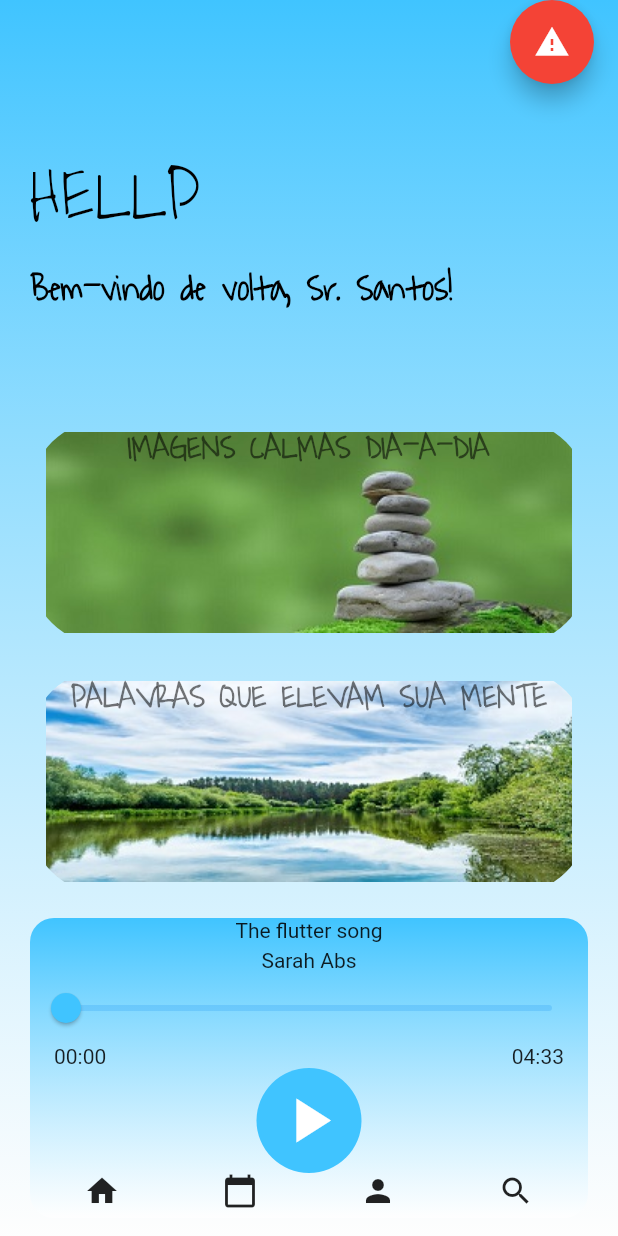
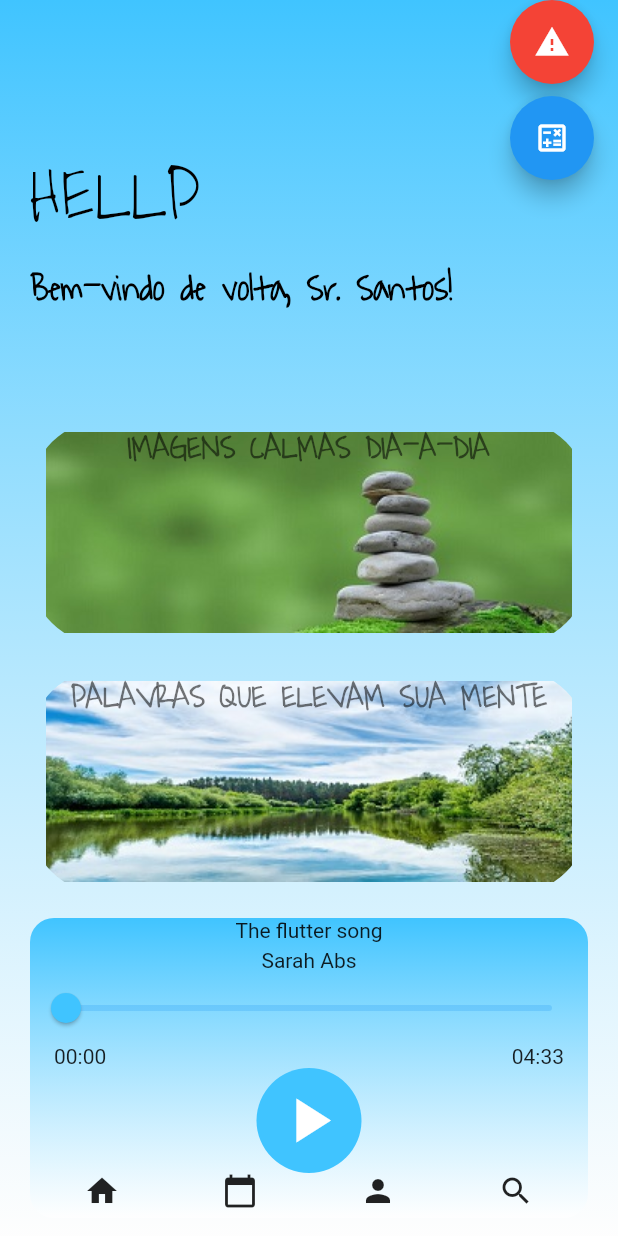
Before and after one commit to joseigors/hellp, a Flutter app: the HomePage screen opened by its route, after a tap on the "play arrow" icon, on a phone screen of 412 x 824 dp. Run offline on Flutter 3.47's test engine with Material 2 defaults, Android fonts, the phone set to English and light mode, and no system bars; our stand-ins replace audioplayers.

Commit message:
modificações e correções

```diff
--- a/lib/pages/HomePage.dart
+++ b/lib/pages/HomePage.dart
@@ -207,8 +207,8 @@ void dispose(){
                                 await audioPlayer.pause();
                               }else{
                                 String url =
-                                'https://www.soundhelix.com/examples/mp3/SoundHelix-Song-1.mp3';
-                                await audioPlayer.play(url as Source);
+                                'https://www.soundhelix.com/examples/mp3/SoundHelix-Song-1.mp3' ;
+                                await audioPlayer.play(UrlSource(url));
                               }
                             },
                           ),
@@ -256,14 +256,28 @@ void dispose(){
           ),
         ],
       ),
-      floatingActionButton: FloatingActionButton(
-        onPressed: () {
-         _makePhoneCall('79988213744');
-        },
-        child: Icon(Icons.warning_sharp),
-        backgroundColor: Colors.red,
+
+      floatingActionButton: Column(
+        children: [
+          FloatingActionButton(
+            onPressed: () {
+             _makePhoneCall('79988213744');
+            },
+            child: Icon(Icons.warning_sharp),
+            backgroundColor: Colors.red,
+          ),
+          SizedBox(height: 8),
+
+          FloatingActionButton(
+              onPressed: (){
+                Navigator.pushNamed(context, '/perfil');
+    },
+            child: Icon(Icons.calculate_outlined),
+          ),
+        ],
       ),
       floatingActionButtonLocation: FloatingActionButtonLocation.endTop,
+
     );
 
 
```
